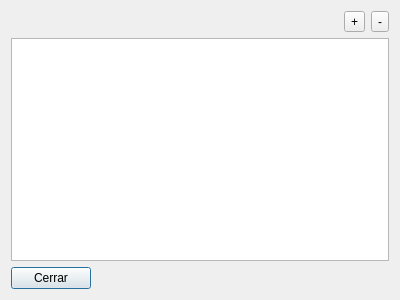
First picture: the form in Dialogs/DlgROSIPPool.ui, repository silderan/QMikPPPManager, before the edit.
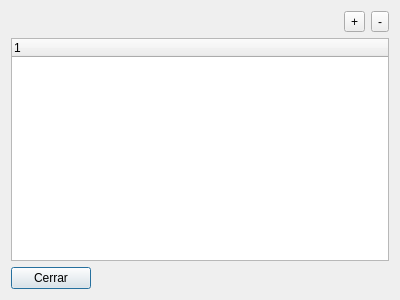
Second picture: the form after the edit.

What changed in the file:
```diff
--- a/Dialogs/DlgROSIPPool.ui
+++ b/Dialogs/DlgROSIPPool.ui
@@ -55,7 +55,13 @@
     </widget>
    </item>
    <item row="1" column="0" colspan="3">
-    <widget class="QTableWidget" name="poolTable"/>
+    <widget class="QTreeWidget" name="poolTree">
+     <column>
+      <property name="text">
+       <string notr="true">1</string>
+      </property>
+     </column>
+    </widget>
    </item>
   </layout>
  </widget>
```
Left out of the diff: 28 changed lines with no effect on the pictures.
